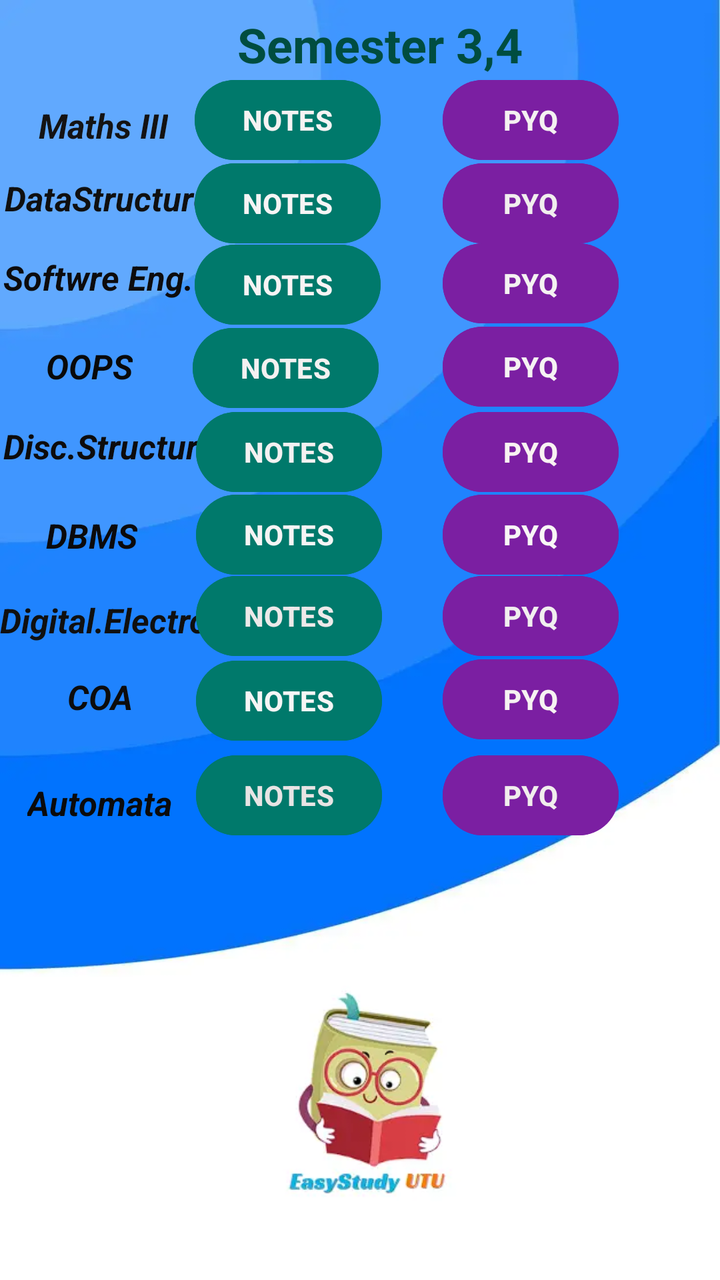
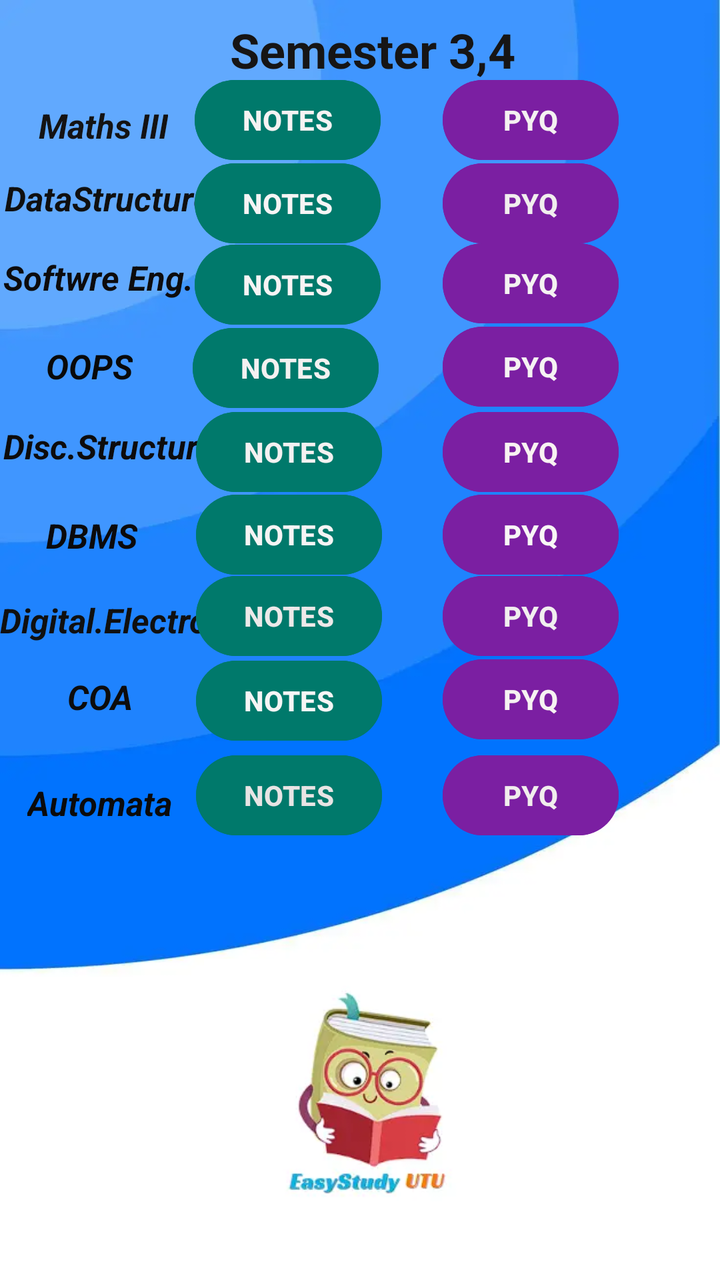

Screens rendered from an Android XML layout before and after an edit, with the pre-edit source and the edit as a unified diff.
<!-- AndroidManifest.xml: application theme Theme.EasyStudyUTU -->
<!-- res/layout/activity_second_year.xml -->
<?xml version="1.0" encoding="utf-8"?>
<androidx.constraintlayout.widget.ConstraintLayout xmlns:android="http://schemas.android.com/apk/res/android"
    xmlns:app="http://schemas.android.com/apk/res-auto"
    xmlns:tools="http://schemas.android.com/tools"
    android:layout_width="match_parent"
    android:layout_height="match_parent"
    android:background="@drawable/background2"
    tools:context=".SecondYear">

    <TextView
        android:id="@+id/textView11"
        android:layout_width="wrap_content"
        android:layout_height="wrap_content"
        android:backgroundTint="#DFD6E1"
        android:text="Semester 3,4"
        android:textColor="#004D40"
        android:textSize="24dp"
        android:textStyle="bold"
        app:layout_constraintBottom_toBottomOf="parent"
        app:layout_constraintEnd_toEndOf="parent"
        app:layout_constraintHorizontal_bias="0.546"
        app:layout_constraintStart_toStartOf="parent"
        app:layout_constraintTop_toTopOf="parent"
        app:layout_constraintVertical_bias="0.01" />

    <ImageView
        android:id="@+id/imageView5"
        android:layout_width="160dp"
        android:layout_height="147dp"
        app:layout_constraintBottom_toBottomOf="parent"
        app:layout_constraintEnd_toEndOf="parent"
        app:layout_constraintHorizontal_bias="0.498"
        app:layout_constraintStart_toStartOf="parent"
        app:layout_constraintTop_toTopOf="parent"
        app:layout_constraintVertical_bias="0.972"
        app:srcCompat="@drawable/applogo" />

    <TextView
        android:id="@+id/textView12"
        android:layout_width="wrap_content"
        android:layout_height="wrap_content"
        android:text="Maths III"
        android:textColor="#141313"
        android:textSize="17dp"
        android:textStyle="bold|italic"
        app:layout_constraintBottom_toBottomOf="parent"
        app:layout_constraintEnd_toEndOf="parent"
        app:layout_constraintHorizontal_bias="0.066"
        app:layout_constraintStart_toStartOf="parent"
        app:layout_constraintTop_toTopOf="parent"
        app:layout_constraintVertical_bias="0.083" />

    <TextView
        android:id="@+id/textView13"
        android:layout_width="106dp"
        android:layout_height="27dp"
        android:text="DataStructure"
        android:textColor="#101010"
        android:textSize="17dp"
        android:textStyle="bold|italic"
        app:layout_constraintBottom_toBottomOf="parent"
        app:layout_constraintEnd_toEndOf="parent"
        app:layout_constraintHorizontal_bias="0.009"
        app:layout_constraintStart_toStartOf="parent"
        app:layout_constraintTop_toTopOf="parent"
        app:layout_constraintVertical_bias="0.143" />

    <Button
        android:id="@+id/math3notes"
        android:layout_width="wrap_content"
        android:layout_height="wrap_content"
        android:backgroundTint="#00796B"
        android:text="NOTES"
        android:textColor="#F6F3F3"
        android:textStyle="bold"
        app:layout_constraintBottom_toBottomOf="parent"
        app:layout_constraintEnd_toEndOf="parent"
        app:layout_constraintHorizontal_bias="0.364"
        app:layout_constraintStart_toStartOf="parent"
        app:layout_constraintTop_toTopOf="parent"
        app:layout_constraintVertical_bias="0.061" />

    <Button
        android:id="@+id/math3pyq"
        android:layout_width="wrap_content"
        android:layout_height="wrap_content"
        android:backgroundTint="#7B1FA2"
        android:text="PYQ"
        android:textColor="#F4F1F1"
        android:textStyle="bold"
        app:layout_constraintBottom_toBottomOf="parent"
        app:layout_constraintEnd_toEndOf="parent"
        app:layout_constraintHorizontal_bias="0.814"
        app:layout_constraintStart_toStartOf="parent"
        app:layout_constraintTop_toTopOf="parent"
        app:layout_constraintVertical_bias="0.061" />

    <Button
        android:id="@+id/dsanotes"
        android:layout_width="wrap_content"
        android:layout_height="wrap_content"
        android:backgroundTint="#00796B"
        android:text="NOTES"
        android:textColor="#F6F4F4"
        android:textStyle="bold"
        app:layout_constraintBottom_toBottomOf="parent"
        app:layout_constraintEnd_toEndOf="parent"
        app:layout_constraintHorizontal_bias="0.364"
        app:layout_constraintStart_toStartOf="parent"
        app:layout_constraintTop_toTopOf="parent"
        app:layout_constraintVertical_bias="0.131" />

    <Button
        android:id="@+id/dsapyq"
        android:layout_width="wrap_content"
        android:layout_height="wrap_content"
        android:backgroundTint="#7B1FA2"
        android:text="PYQ"
        android:textColor="#F1EEEE"
        android:textStyle="bold"
        app:layout_constraintBottom_toBottomOf="parent"
        app:layout_constraintEnd_toEndOf="parent"
        app:layout_constraintHorizontal_bias="0.814"
        app:layout_constraintStart_toStartOf="parent"
        app:layout_constraintTop_toTopOf="parent"
        app:layout_constraintVertical_bias="0.131" />

    <TextView
        android:id="@+id/textView14"
        android:layout_width="wrap_content"
        android:layout_height="wrap_content"
        android:text="Softwre Eng."
        android:textColor="#0D0C0D"
        android:textSize="17dp"
        android:textStyle="bold|italic"
        app:layout_constraintBottom_toBottomOf="parent"
        app:layout_constraintEnd_toEndOf="parent"
        app:layout_constraintHorizontal_bias="0.006"
        app:layout_constraintStart_toStartOf="parent"
        app:layout_constraintTop_toTopOf="parent"
        app:layout_constraintVertical_bias="0.206" />

    <Button
        android:id="@+id/softwarenotes"
        android:layout_width="wrap_content"
        android:layout_height="wrap_content"
        android:backgroundTint="#00796B"
        android:text="NOTES"
        android:textColor="#F8F4F4"
        android:textStyle="bold"
        app:layout_constraintBottom_toBottomOf="parent"
        app:layout_constraintEnd_toEndOf="parent"
        app:layout_constraintHorizontal_bias="0.364"
        app:layout_constraintStart_toStartOf="parent"
        app:layout_constraintTop_toTopOf="parent"
        app:layout_constraintVertical_bias="0.2" />

    <Button
        android:id="@+id/softwarepyq"
        android:layout_width="wrap_content"
        android:layout_height="wrap_content"
        android:backgroundTint="#7B1FA2"
        android:text="PYQ"
        android:textColor="#F4F2F2"
        android:textStyle="bold"
        app:layout_constraintBottom_toBottomOf="parent"
        app:layout_constraintEnd_toEndOf="parent"
        app:layout_constraintHorizontal_bias="0.814"
        app:layout_constraintStart_toStartOf="parent"
        app:layout_constraintTop_toTopOf="parent"
        app:layout_constraintVertical_bias="0.199" />

    <TextView
        android:id="@+id/textView15"
        android:layout_width="wrap_content"
        android:layout_height="wrap_content"
        android:text="OOPS"
        android:textColor="#090909"
        android:textSize="17dp"
        android:textStyle="bold|italic"
        app:layout_constraintBottom_toBottomOf="parent"
        app:layout_constraintEnd_toEndOf="parent"
        app:layout_constraintHorizontal_bias="0.073"
        app:layout_constraintStart_toStartOf="parent"
        app:layout_constraintTop_toTopOf="parent"
        app:layout_constraintVertical_bias="0.278" />

    <Button
        android:id="@+id/oopsnotes"
        android:layout_width="wrap_content"
        android:layout_height="wrap_content"
        android:backgroundTint="#00796B"
        android:text="NOTES"
        android:textColor="#F4F1F1"
        android:textStyle="bold"
        app:layout_constraintBottom_toBottomOf="parent"
        app:layout_constraintEnd_toEndOf="parent"
        app:layout_constraintHorizontal_bias="0.361"
        app:layout_constraintStart_toStartOf="parent"
        app:layout_constraintTop_toTopOf="parent"
        app:layout_constraintVertical_bias="0.27" />

    <Button
        android:id="@+id/oopspyq"
        android:layout_width="wrap_content"
        android:layout_height="wrap_content"
        android:backgroundTint="#7B1FA2"
        android:text="PYQ"
        android:textColor="#F6F3F3"
        android:textStyle="bold"
        app:layout_constraintBottom_toBottomOf="parent"
        app:layout_constraintEnd_toEndOf="parent"
        app:layout_constraintHorizontal_bias="0.814"
        app:layout_constraintStart_toStartOf="parent"
        app:layout_constraintTop_toTopOf="parent"
        app:layout_constraintVertical_bias="0.269" />

    <TextView
        android:id="@+id/textView16"
        android:layout_width="wrap_content"
        android:layout_height="wrap_content"
        android:text="Disc.Structure"
        android:textColor="#0D0C0C"
        android:textSize="17dp"
        android:textStyle="bold|italic"
        app:layout_constraintBottom_toBottomOf="parent"
        app:layout_constraintEnd_toEndOf="parent"
        app:layout_constraintHorizontal_bias="0.006"
        app:layout_constraintStart_toStartOf="parent"
        app:layout_constraintTop_toTopOf="parent"
        app:layout_constraintVertical_bias="0.343" />

    <Button
        android:id="@+id/discretenotes"
        android:layout_width="wrap_content"
        android:layout_height="wrap_content"
        android:backgroundTint="#00796B"
        android:text="NOTES"
        android:textColor="#F4F1F1"
        android:textStyle="bold"
        app:layout_constraintBottom_toBottomOf="parent"
        app:layout_constraintEnd_toEndOf="parent"
        app:layout_constraintHorizontal_bias="0.367"
        app:layout_constraintStart_toStartOf="parent"
        app:layout_constraintTop_toTopOf="parent"
        app:layout_constraintVertical_bias="0.341" />

    <Button
        android:id="@+id/discretepyq"
        android:layout_width="wrap_content"
        android:layout_height="wrap_content"
        android:backgroundTint="#7B1FA2"
        android:text="PYQ"
        android:textColor="#F8F2F2"
        android:textStyle="bold"
        app:layout_constraintBottom_toBottomOf="parent"
        app:layout_constraintEnd_toEndOf="parent"
        app:layout_constraintHorizontal_bias="0.814"
        app:layout_constraintStart_toStartOf="parent"
        app:layout_constraintTop_toTopOf="parent"
        app:layout_constraintVertical_bias="0.341" />

    <TextView
        android:id="@+id/textView17"
        android:layout_width="wrap_content"
        android:layout_height="wrap_content"
        android:text="DBMS"
        android:textColor="#0B0A0B"
        android:textSize="17dp"
        android:textStyle="bold|italic"
        app:layout_constraintBottom_toBottomOf="parent"
        app:layout_constraintEnd_toEndOf="parent"
        app:layout_constraintHorizontal_bias="0.073"
        app:layout_constraintStart_toStartOf="parent"
        app:layout_constraintTop_toTopOf="parent"
        app:layout_constraintVertical_bias="0.415" />

    <Button
        android:id="@+id/dbmsnotes"
        android:layout_width="wrap_content"
        android:layout_height="wrap_content"
        android:backgroundTint="#00796B"
        android:text="NOTES"
        android:textColor="#F6F4F4"
        android:textStyle="bold"
        app:layout_constraintBottom_toBottomOf="parent"
        app:layout_constraintEnd_toEndOf="parent"
        app:layout_constraintHorizontal_bias="0.367"
        app:layout_constraintStart_toStartOf="parent"
        app:layout_constraintTop_toTopOf="parent"
        app:layout_constraintVertical_bias="0.411" />

    <Button
        android:id="@+id/dbmspyq"
        android:layout_width="wrap_content"
        android:layout_height="wrap_content"
        android:backgroundTint="#7B1FA2"
        android:text="PYQ"
        android:textColor="#F8F6F6"
        android:textStyle="bold"
        app:layout_constraintBottom_toBottomOf="parent"
        app:layout_constraintEnd_toEndOf="parent"
        app:layout_constraintHorizontal_bias="0.814"
        app:layout_constraintStart_toStartOf="parent"
        app:layout_constraintTop_toTopOf="parent"
        app:layout_constraintVertical_bias="0.411" />

    <TextView
        android:id="@+id/textView18"
        android:layout_width="wrap_content"
        android:layout_height="wrap_content"
        android:text="Digital.Electro"
        android:textColor="#101010"
        android:textSize="17dp"
        android:textStyle="bold|italic"
        app:layout_constraintBottom_toBottomOf="parent"
        app:layout_constraintEnd_toEndOf="parent"
        app:layout_constraintHorizontal_bias="0.0"
        app:layout_constraintStart_toStartOf="parent"
        app:layout_constraintTop_toTopOf="parent"
        app:layout_constraintVertical_bias="0.484" />

    <Button
        android:id="@+id/digitalelectronotes"
        android:layout_width="wrap_content"
        android:layout_height="wrap_content"
        android:backgroundTint="#00796B"
        android:text="NOTES"
        android:textColor="#EDE9E9"
        android:textStyle="bold"
        app:layout_constraintBottom_toBottomOf="parent"
        app:layout_constraintEnd_toEndOf="parent"
        app:layout_constraintHorizontal_bias="0.367"
        app:layout_constraintStart_toStartOf="parent"
        app:layout_constraintTop_toTopOf="parent"
        app:layout_constraintVertical_bias="0.48" />

    <Button
        android:id="@+id/digitalelectropyq"
        android:layout_width="wrap_content"
        android:layout_height="wrap_content"
        android:backgroundTint="#7B1FA2"
        android:text="PYQ"
        android:textColor="#F1EFEF"
        android:textStyle="bold"
        app:layout_constraintBottom_toBottomOf="parent"
        app:layout_constraintEnd_toEndOf="parent"
        app:layout_constraintHorizontal_bias="0.814"
        app:layout_constraintStart_toStartOf="parent"
        app:layout_constraintTop_toTopOf="parent"
        app:layout_constraintVertical_bias="0.48" />

    <TextView
        android:id="@+id/textView19"
        android:layout_width="wrap_content"
        android:layout_height="wrap_content"
        android:text="COA"
        android:textColor="#0D0C0C"
        android:textSize="17dp"
        android:textStyle="bold|italic"
        app:layout_constraintBottom_toBottomOf="parent"
        app:layout_constraintEnd_toEndOf="parent"
        app:layout_constraintHorizontal_bias="0.103"
        app:layout_constraintStart_toStartOf="parent"
        app:layout_constraintTop_toTopOf="parent"
        app:layout_constraintVertical_bias="0.546" />

    <Button
        android:id="@+id/coanotes"
        android:layout_width="wrap_content"
        android:layout_height="wrap_content"
        android:backgroundTint="#00796B"
        android:text="NOTES"
        android:textColor="#F6F5F5"
        android:textStyle="bold"
        app:layout_constraintBottom_toBottomOf="parent"
        app:layout_constraintEnd_toEndOf="parent"
        app:layout_constraintHorizontal_bias="0.367"
        app:layout_constraintStart_toStartOf="parent"
        app:layout_constraintTop_toTopOf="parent"
        app:layout_constraintVertical_bias="0.551" />

    <TextView
        android:id="@+id/textView20"
        android:layout_width="wrap_content"
        android:layout_height="wrap_content"
        android:text="Automata"
        android:textColor="#0B0B0B"
        android:textSize="17dp"
        android:textStyle="bold|italic"
        app:layout_constraintBottom_toBottomOf="parent"
        app:layout_constraintEnd_toEndOf="parent"
        app:layout_constraintHorizontal_bias="0.047"
        app:layout_constraintStart_toStartOf="parent"
        app:layout_constraintTop_toTopOf="parent"
        app:layout_constraintVertical_bias="0.632" />

    <Button
        android:id="@+id/coapyq"
        android:layout_width="wrap_content"
        android:layout_height="wrap_content"
        android:backgroundTint="#7B1FA2"
        android:text="PYQ"
        android:textColor="#F6F2F2"
        android:textStyle="bold"
        app:layout_constraintBottom_toBottomOf="parent"
        app:layout_constraintEnd_toEndOf="parent"
        app:layout_constraintHorizontal_bias="0.814"
        app:layout_constraintStart_toStartOf="parent"
        app:layout_constraintTop_toTopOf="parent"
        app:layout_constraintVertical_bias="0.55" />

    <Button
        android:id="@+id/automatanotes"
        android:layout_width="wrap_content"
        android:layout_height="wrap_content"
        android:backgroundTint="#00796B"
        android:text="NOTES"
        android:textColor="#E8E4E4"
        android:textStyle="bold"
        app:layout_constraintBottom_toBottomOf="parent"
        app:layout_constraintEnd_toEndOf="parent"
        app:layout_constraintHorizontal_bias="0.367"
        app:layout_constraintStart_toStartOf="parent"
        app:layout_constraintTop_toTopOf="parent"
        app:layout_constraintVertical_bias="0.631" />

    <Button
        android:id="@+id/automatapyq"
        android:layout_width="wrap_content"
        android:layout_height="wrap_content"
        android:backgroundTint="#7B1FA2"
        android:text="PYQ"
        android:textColor="#F1EDED"
        android:textStyle="bold"
        app:layout_constraintBottom_toBottomOf="parent"
        app:layout_constraintEnd_toEndOf="parent"
        app:layout_constraintHorizontal_bias="0.814"
        app:layout_constraintStart_toStartOf="parent"
        app:layout_constraintTop_toTopOf="parent"
        app:layout_constraintVertical_bias="0.631" />

</androidx.constraintlayout.widget.ConstraintLayout>
<!-- resources referenced by this layout -->
<resources>
  <!-- drawable applogo: webp bitmap (drawable, 4716 bytes) -->
  <!-- drawable background2: webp bitmap (drawable, 6770 bytes) -->
  <style name="Theme.EasyStudyUTU" parent="Base.Theme.EasyStudyUTU" />
  <style name="Base.Theme.EasyStudyUTU" parent="Theme.Material3.DayNight.NoActionBar">
          
          
      </style>
</resources>

<!-- the commit's change to res/layout/activity_second_year.xml (unified diff, before → after) -->
@@ -13,15 +13,15 @@
         android:layout_height="wrap_content"
         android:backgroundTint="#DFD6E1"
         android:text="Semester 3,4"
-        android:textColor="#004D40"
+        android:textColor="#161515"
         android:textSize="24dp"
         android:textStyle="bold"
         app:layout_constraintBottom_toBottomOf="parent"
         app:layout_constraintEnd_toEndOf="parent"
-        app:layout_constraintHorizontal_bias="0.546"
-        app:layout_constraintStart_toStartOf="parent"
-        app:layout_constraintTop_toTopOf="parent"
-        app:layout_constraintVertical_bias="0.01" />
+        app:layout_constraintHorizontal_bias="0.529"
+        app:layout_constraintStart_toStartOf="parent"
+        app:layout_constraintTop_toTopOf="parent"
+        app:layout_constraintVertical_bias="0.014" />
 
     <ImageView
         android:id="@+id/imageView5"
